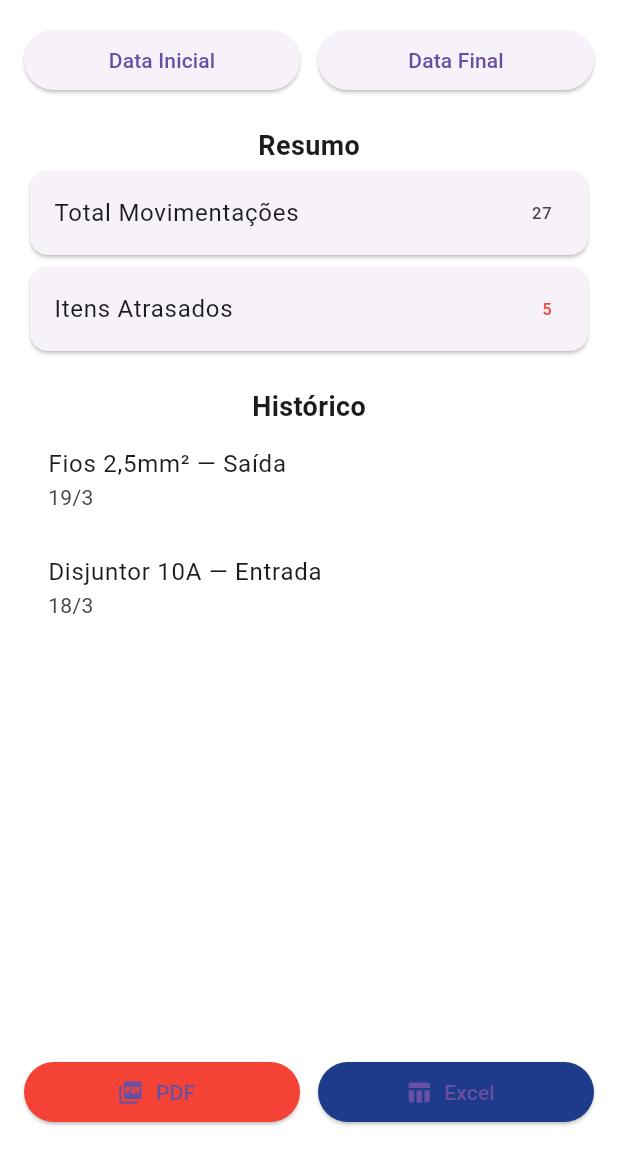
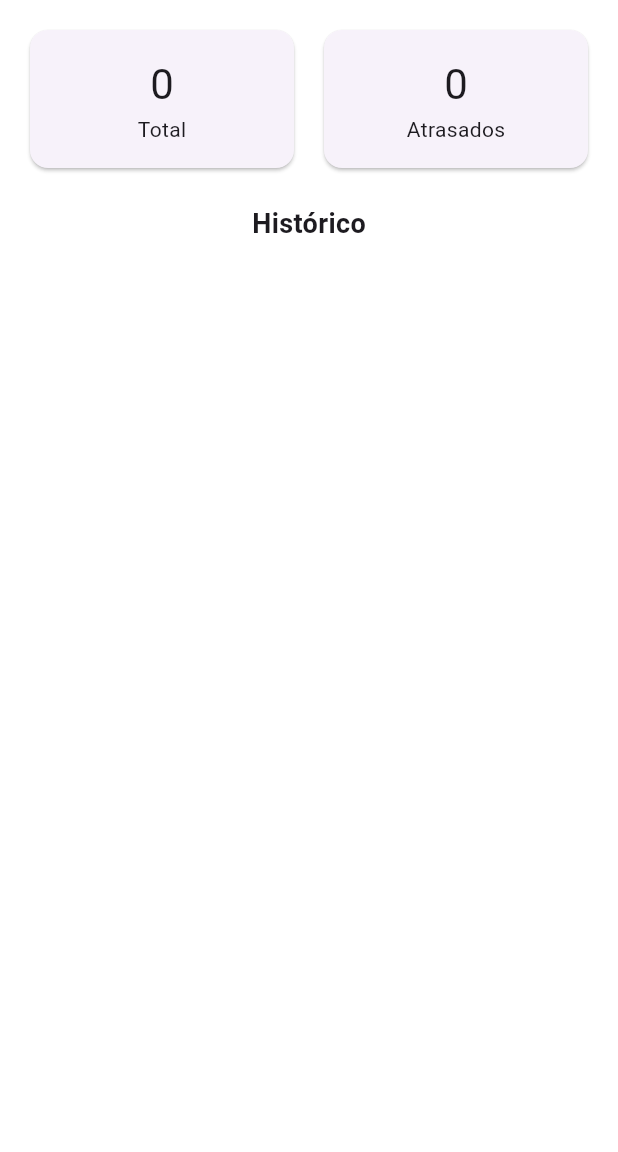
Before and after one commit to Ricklumo/SIMP, a Flutter app: the ReportsMobile screen opened directly, on a phone screen of 412 x 824 dp, the part 84-1236 px from its top. Run offline on Flutter 3.47's test engine with Material 3 defaults, Android fonts, the phone set to English and light mode, and no system bars; our stand-ins replace qr_flutter, sqflite; accounts and stored records are empty.

Commit message:
corrigir as funcionalidades

```diff
--- a/lib/core/item_provider.dart
+++ b/lib/core/item_provider.dart
@@ -1,6 +1,5 @@
 import 'package:flutter/material.dart';
 import 'package:simp/database/database_helper.dart';
-import 'package:sqflite/sqflite.dart';
 
 class Item {
   final String id;
@@ -27,6 +26,7 @@ class ItemProvider extends ChangeNotifier {
 
   List<Item> get itens => _itens;
 
+  /// Carrega todos os itens do SQLite
   Future<void> carregarItens() async {
     final db = await DatabaseHelper.database;
     final maps = await db.query('itens');
@@ -48,8 +48,10 @@ class ItemProvider extends ChangeNotifier {
     notifyListeners();
   }
 
+  /// Adiciona item e recarrega tudo do banco (garantia de atualização)
   Future<void> adicionarItem(Item item) async {
     final db = await DatabaseHelper.database;
+
     await db.insert('itens', {
       'id': item.id,
       'nome': item.nome,
@@ -60,7 +62,7 @@ class ItemProvider extends ChangeNotifier {
       'observacao': item.observacao,
     });
 
-    _itens.add(item);
-    notifyListeners();
+    // Recarrega tudo do banco para garantir que todas as telas atualizem
+    await carregarItens();
   }
 }
--- a/lib/core/providers.dart
+++ b/lib/core/providers.dart
@@ -7,6 +7,6 @@ class NavigationProvider extends ChangeNotifier {
 
   void changePage(int index) {
     _currentIndex = index;
-    notifyListeners();   // ← isso faz desktop e mobile atualizarem juntos
+    notifyListeners();
   }
 }
--- a/lib/main.dart
+++ b/lib/main.dart
@@ -1,7 +1,7 @@
 import 'package:flutter/material.dart';
 import 'package:provider/provider.dart';
 import 'package:simp/core/item_provider.dart';
-import 'package:simp/core/navigation_provider.dart';
+import 'package:simp/core/providers.dart';
 import 'package:simp/core/theme.dart';
 import 'package:simp/screens/home/home.dart';
 
--- a/lib/screens/home/home.dart
+++ b/lib/screens/home/home.dart
@@ -11,10 +11,7 @@ class HomeScreen extends StatelessWidget {
     if (isDesktop(context)) {
       return const HomeDesktop();
     } else {
-      return const Scaffold(
-        drawer: Drawer(child: Text('Menu Mobile')),
-        body: HomeMobile(),
-      );
+      return const HomeMobile();
     }
   }
 }
--- a/lib/screens/home/home_desktop.dart
+++ b/lib/screens/home/home_desktop.dart
@@ -1,8 +1,7 @@
 import 'package:flutter/material.dart';
 import 'package:provider/provider.dart';
 import 'package:simp/core/item_provider.dart';
-import 'package:simp/core/navigation_provider.dart';
-import 'package:simp/core/theme.dart';
+import 'package:simp/core/providers.dart';
 import 'package:simp/widgets/sidebar.dart';
 import '../dashboard/dashboard.dart';
 import '../items/add_item.dart';
--- a/lib/screens/home/home_mobile.dart
+++ b/lib/screens/home/home_mobile.dart
@@ -1,7 +1,7 @@
 import 'package:flutter/material.dart';
 import 'package:provider/provider.dart';
 import 'package:simp/core/item_provider.dart';
-import 'package:simp/core/navigation_provider.dart';
+import 'package:simp/core/providers.dart';
 import 'package:simp/core/theme.dart';
 import 'package:simp/widgets/sidebar_mobile.dart';
 import '../dashboard/dashboard.dart';
--- a/lib/screens/items/add_item_mobile.dart
+++ b/lib/screens/items/add_item_mobile.dart
@@ -84,7 +84,7 @@ class _AddItemMobileState extends State<AddItemMobile> {
                 foregroundColor: Colors.white,
                 minimumSize: const Size(double.infinity, 50),
               ),
-              onPressed: () {
+              onPressed: () async {                     // ← ASYNC AQUI
                 if (nome.trim().isEmpty) return;
 
                 final item = Item(
@@ -97,13 +97,13 @@ class _AddItemMobileState extends State<AddItemMobile> {
                   observacao: observacao,
                 );
 
-                Provider.of<ItemProvider>(context, listen: false).adicionarItem(item);
+                await Provider.of<ItemProvider>(context, listen: false)
+                    .adicionarItem(item);               // ← await
 
                 ScaffoldMessenger.of(context).showSnackBar(
                   const SnackBar(content: Text('Item cadastrado com sucesso! 🎉'), backgroundColor: Colors.green),
                 );
 
-                // Limpa o formulário
                 setState(() {
                   nome = '';
                   categoria = 'Fios';
--- a/lib/screens/reports/reports_mobile.dart
+++ b/lib/screens/reports/reports_mobile.dart
@@ -1,24 +1,21 @@
 import 'package:flutter/material.dart';
+import 'package:provider/provider.dart';
+import 'package:simp/core/item_provider.dart';
 import 'package:simp/core/theme.dart';
 
-class ReportsMobile extends StatefulWidget {
+class ReportsMobile extends StatelessWidget {
   const ReportsMobile({super.key});
 
   @override
-  State<ReportsMobile> createState() => _ReportsMobileState();
-}
+  Widget build(BuildContext context) {
+    final provider = Provider.of<ItemProvider>(context);
+    final total = provider.itens.length;
+    final atrasados = provider.itens
+        .where(
+          (i) => i.dataLimite != null && i.dataLimite!.isBefore(DateTime.now()),
+        )
+        .length;
 
-class _ReportsMobileState extends State<ReportsMobile> {
-  DateTime? dataInicio;
-  DateTime? dataFim;
-
-  final List<Map<String, dynamic>> movimentacoes = [
-    {'item': 'Fios 2,5mm²', 'tipo': 'Saída', 'qtd': 15, 'data': DateTime(2026, 3, 19)},
-    {'item': 'Disjuntor 10A', 'tipo': 'Entrada', 'qtd': 8, 'data': DateTime(2026, 3, 18)},
-  ];
-
-  @override
-  Widget build(BuildContext context) {
     return Scaffold(
       appBar: AppBar(title: const Text('Relatórios')),
       body: Padding(
@@ -27,35 +24,36 @@ class _ReportsMobileState extends State<ReportsMobile> {
           children: [
             Row(
               children: [
-                Expanded(child: ElevatedButton(onPressed: () async { /* date picker */ }, child: const Text('Data Inicial'))),
+                _buildCard('Total', total.toString(), SimpTheme.azul),
                 const SizedBox(width: 12),
-                Expanded(child: ElevatedButton(onPressed: () async { /* date picker */ }, child: const Text('Data Final'))),
+                _buildCard(
+                  'Atrasados',
+                  atrasados.toString(),
+                  SimpTheme.vermelho,
+                ),
               ],
             ),
             const SizedBox(height: 20),
-
-            const Text('Resumo', style: TextStyle(fontSize: 18, fontWeight: FontWeight.bold)),
-            Card(child: ListTile(title: const Text('Total Movimentações'), trailing: const Text('27'))),
-            Card(child: ListTile(title: const Text('Itens Atrasados'), trailing: const Text('5', style: TextStyle(color: Colors.red)))),
-
-            const SizedBox(height: 20),
-            const Text('Histórico', style: TextStyle(fontSize: 18, fontWeight: FontWeight.bold)),
+            const Text(
+              'Histórico',
+              style: TextStyle(fontSize: 18, fontWeight: FontWeight.bold),
+            ),
             Expanded(
               child: ListView.builder(
-                itemCount: movimentacoes.length,
-                itemBuilder: (c, i) => ListTile(
-                  title: Text('${movimentacoes[i]['item']} — ${movimentacoes[i]['tipo']}'),
-                  subtitle: Text('${movimentacoes[i]['data'].day}/${movimentacoes[i]['data'].month}'),
-                ),
+                itemCount: provider.itens.length,
+                itemBuilder: (c, i) {
+                  final item = provider.itens[i];
+                  return ListTile(
+                    title: Text(item.nome),
+                    subtitle: Text(item.solicitante),
+                    trailing:
+                        item.dataLimite != null &&
+                            item.dataLimite!.isBefore(DateTime.now())
+                        ? const Icon(Icons.warning, color: Colors.red)
+                        : const Icon(Icons.check_circle, color: Colors.green),
+                  );
+                },
               ),
-            ),
-
-            Row(
-              children: [
-                Expanded(child: ElevatedButton.icon(icon: const Icon(Icons.picture_as_pdf), label: const Text('PDF'), style: ElevatedButton.styleFrom(backgroundColor: Colors.red), onPressed: () => _export('PDF'))),
-                const SizedBox(width: 12),
-                Expanded(child: ElevatedButton.icon(icon: const Icon(Icons.table_chart), label: const Text('Excel'), style: ElevatedButton.styleFrom(backgroundColor: SimpTheme.azul), onPressed: () => _export('Excel'))),
-              ],
             ),
           ],
         ),
@@ -63,7 +61,19 @@ class _ReportsMobileState extends State<ReportsMobile> {
     );
   }
 
-  void _export(String tipo) {
-    ScaffoldMessenger.of(context).showSnackBar(SnackBar(content: Text('Relatório $tipo exportado!')));
+  Widget _buildCard(String title, String value, Color color) {
+    return Expanded(
+      child: Card(
+        child: Padding(
+          padding: const EdgeInsets.all(16),
+          child: Column(
+            children: [
+              Text(value, style: const TextStyle(fontSize: 28)),
+              Text(title),
+            ],
+          ),
+        ),
+      ),
+    );
   }
 }
--- a/lib/widgets/sidebar_mobile.dart
+++ b/lib/widgets/sidebar_mobile.dart
@@ -1,7 +1,7 @@
 import 'package:flutter/material.dart';
 import 'package:flutter/services.dart';           // ← novo
 import 'package:provider/provider.dart';
-import 'package:simp/core/navigation_provider.dart';
+import 'package:simp/core/providers.dart';
 import 'package:simp/core/theme.dart';
 
 class SidebarMobile extends StatelessWidget {
--- a/pubspec.yaml
+++ b/pubspec.yaml
@@ -31,7 +31,6 @@ dependencies:
   flutter:
     sdk: flutter
   provider: ^6.1.2
-  google_fonts: ^6.2.1
   qr_flutter: ^4.1.0
   sqflite: ^2.3.3
   path: ^1.9.0
```
Also changed, not shown: lib/core/navigation_provider.dart (deleted, +0 -12 lines), lib/screens/dashboard/dashboard_desktop.dart (+14 -7 lines), lib/screens/dashboard/dashboard_mobile.dart (+21 -9 lines), lib/screens/items/add_item_desktop.dart (+3 -8 lines), lib/screens/reports/reports_desktop.dart (+21 -9 lines), pubspec.lock.
